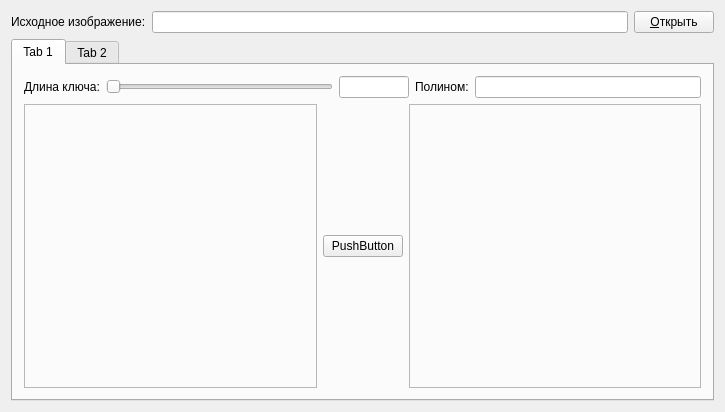
First picture: the form in mainwindow.ui, repository mdnight/ponycrypt, before the edit.
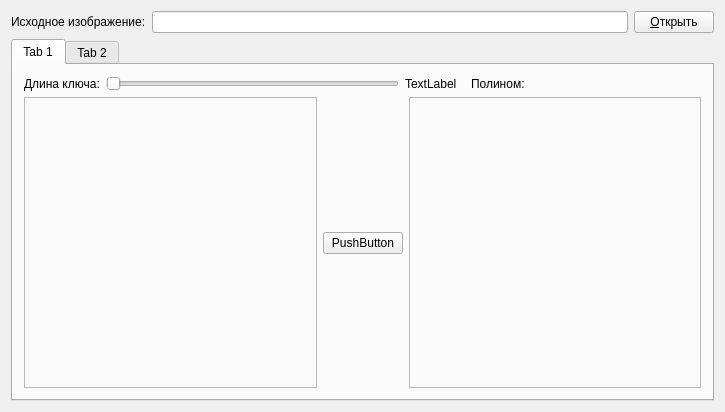
Second picture: the form after the edit.

```diff
--- a/mainwindow.ui
+++ b/mainwindow.ui
@@ -66,25 +66,31 @@
            </widget>
           </item>
           <item>
-           <widget class="QLineEdit" name="lineEdit_2">
-            <property name="maximumSize">
+           <widget class="QLabel" name="label_4">
+            <property name="minimumSize">
              <size>
-              <width>70</width>
-              <height>16777215</height>
+              <width>60</width>
+              <height>0</height>
              </size>
             </property>
+            <property name="text">
+             <string>TextLabel</string>
+            </property>
            </widget>
           </item>
           <item>
            <widget class="QLabel" name="label_3">
+            <property name="minimumSize">
+             <size>
+              <width>230</width>
+              <height>0</height>
+             </size>
+            </property>
             <property name="text">
              <string>Полином:</string>
             </property>
            </widget>
           </item>
-          <item>
-           <widget class="QLineEdit" name="lineEdit_3"/>
-          </item>
          </layout>
         </item>
         <item>
```
